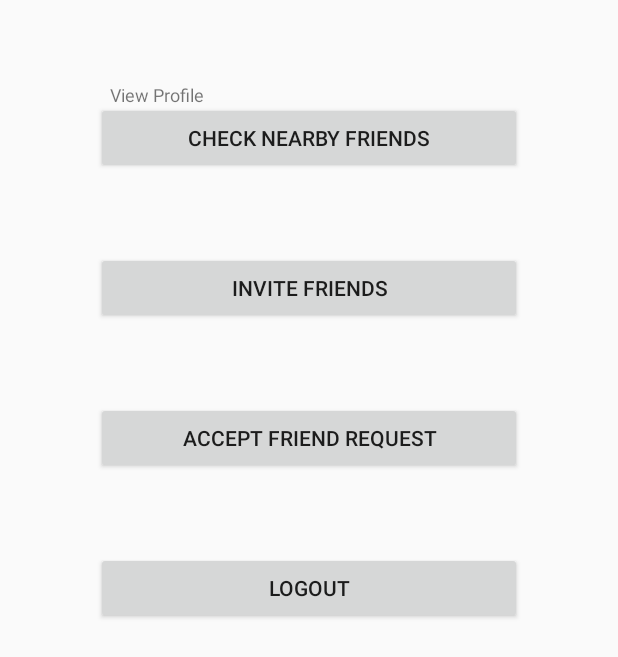
After one commit to sanket195/Friend_Stalker_App, an Android app: the layout activity_successful_signin.xml on its own in the app's theme, with its tools: preview values and no code run, on a phone screen of 412 x 824 dp. The commit adds this screen. Shown: the top 657 px of the screen. Run offline under Robolectric (Android 15) with nearby library versions, the phone set to English and light mode, and no system bars.

Commit message:
Added SignIn page

```diff
--- a/app/src/main/java/com/example/btril/friend_stalker/DetailsActivity.java
+++ /dev/null
@@ -1,8 +0,0 @@
-package com.example.btril.friend_stalker;
-
-/**
- * Created by Ravi on 7/18/2017.
- */
-
-class DetailsActivity {
-}
--- a/app/src/main/java/com/example/btril/friend_stalker/LoginActivity.java
+++ b/app/src/main/java/com/example/btril/friend_stalker/LoginActivity.java
@@ -69,7 +69,7 @@ public class LoginActivity extends AppCompatActivity implements LoaderCallbacks<
 
         //noinspection SimplifiableIfStatement
         if (id == R.id.home) {
-            startActivity(new Intent(this, DetailsActivity.class));
+            startActivity(new Intent(this, SigninSuccess.class));
             return true;
         }
 
--- /dev/null
+++ b/app/src/main/java/com/example/btril/friend_stalker/SigninSuccess.java
@@ -0,0 +1,8 @@
+package com.example.btril.friend_stalker;
+
+/**
+ * Created by sanket on 7/24/2017.
+ */
+
+public class SigninSuccess {
+}
--- /dev/null
+++ b/app/src/main/res/layout/activity_successful_signin.xml
@@ -0,0 +1,121 @@
+<?xml version="1.0" encoding="utf-8"?>
+
+<android.support.v4.widget.DrawerLayout
+    xmlns:android="http://schemas.android.com/apk/res/android"
+    android:id="@+id/drawerLayout"
+    android:layout_width="match_parent"
+    android:layout_height="match_parent">
+
+    // Main Content View
+    <RelativeLayout
+        android:id="@+id/mainContent"
+        android:layout_width="match_parent"
+        android:layout_height="match_parent">
+    </RelativeLayout>
+
+    // Code
+    <RelativeLayout xmlns:android="http://schemas.android.com/apk/res/android"
+        xmlns:tools="http://schemas.android.com/tools"
+        tools:context="com.example.btril.freind_stalker.SigninSuccess"
+        android:layout_width="match_parent"
+        android:layout_height="match_parent"
+        android:paddingLeft="64dp"
+        android:paddingRight="64dp"
+        android:paddingTop="16dp"
+        android:paddingBottom="16dp">
+
+        <Button
+            android:id="@+id/list_friends_btn"
+            android:layout_width="match_parent"
+            android:layout_height="wrap_content"
+            android:layout_centerHorizontal="true"
+            android:layout_marginTop="52dp"
+            android:text="Check NearBy Friends" />
+
+        <Button
+            android:id="@+id/invite_btn"
+            android:layout_width="match_parent"
+            android:layout_height="wrap_content"
+            android:layout_below="@+id/list_friends_btn"
+            android:layout_centerHorizontal="true"
+            android:layout_marginTop="52dp"
+            android:text="Invite Friends"/>
+
+        <Button
+            android:id="@+id/accept_btn"
+            android:layout_width="match_parent"
+            android:layout_height="wrap_content"
+            android:layout_below="@+id/invite_btn"
+            android:layout_centerHorizontal="true"
+            android:layout_marginTop="52dp"
+            android:text="Accept Friend Request"/>
+
+        <Button
+            android:id="@+id/logout_btn"
+            android:layout_width="match_parent"
+            android:layout_height="wrap_content"
+            android:layout_below="@+id/accept_btn"
+            android:layout_centerHorizontal="true"
+            android:layout_marginTop="52dp"
+            android:text="Logout"/>
+
+    </RelativeLayout>
+
+    // Navigation Drawer
+    <RelativeLayout
+        android:id="@+id/drawerPane"
+        android:layout_width="280dp"
+        android:layout_height="match_parent">
+
+        // Profile Box
+        <RelativeLayout
+            android:id="@+id/profileBox"
+            android:layout_width="match_parent"
+            android:layout_height="100dp"
+            android:padding="8dp">
+
+            <ImageView
+                android:id="@+id/avatar"
+                android:layout_width="50dp"
+                android:layout_height="50dp"
+                android:layout_marginTop="15dp"/>
+
+            <LinearLayout
+                android:layout_width="wrap_content"
+                android:layout_height="42dp"
+                android:layout_centerVertical="true"
+                android:layout_marginLeft="15dp"
+                android:layout_toRightOf="@id/avatar"
+                android:orientation="vertical">
+
+                <TextView
+                    android:id="@+id/userName"
+                    android:layout_width="wrap_content"
+                    android:layout_height="wrap_content"
+                    android:textSize="16sp"
+                    android:textStyle="bold"/>
+
+                <TextView
+                    android:id="@+id/desc"
+                    android:layout_width="wrap_content"
+                    android:layout_height="wrap_content"
+                    android:layout_gravity="bottom"
+                    android:layout_marginTop="4dp"
+                    android:text="View Profile"
+                    android:textSize="12sp"/>
+
+            </LinearLayout>
+
+        </RelativeLayout>
+
+        // List of Actions(pages)
+        <ListView
+            android:id="@+id/navList"
+            android:layout_width="280dp"
+            android:layout_height="match_parent"
+            android:layout_below="@id/profileBox"
+            android:choiceMode="singleChoice"/>
+
+    </RelativeLayout>
+
+</android.support.v4.widget.DrawerLayout>
```
